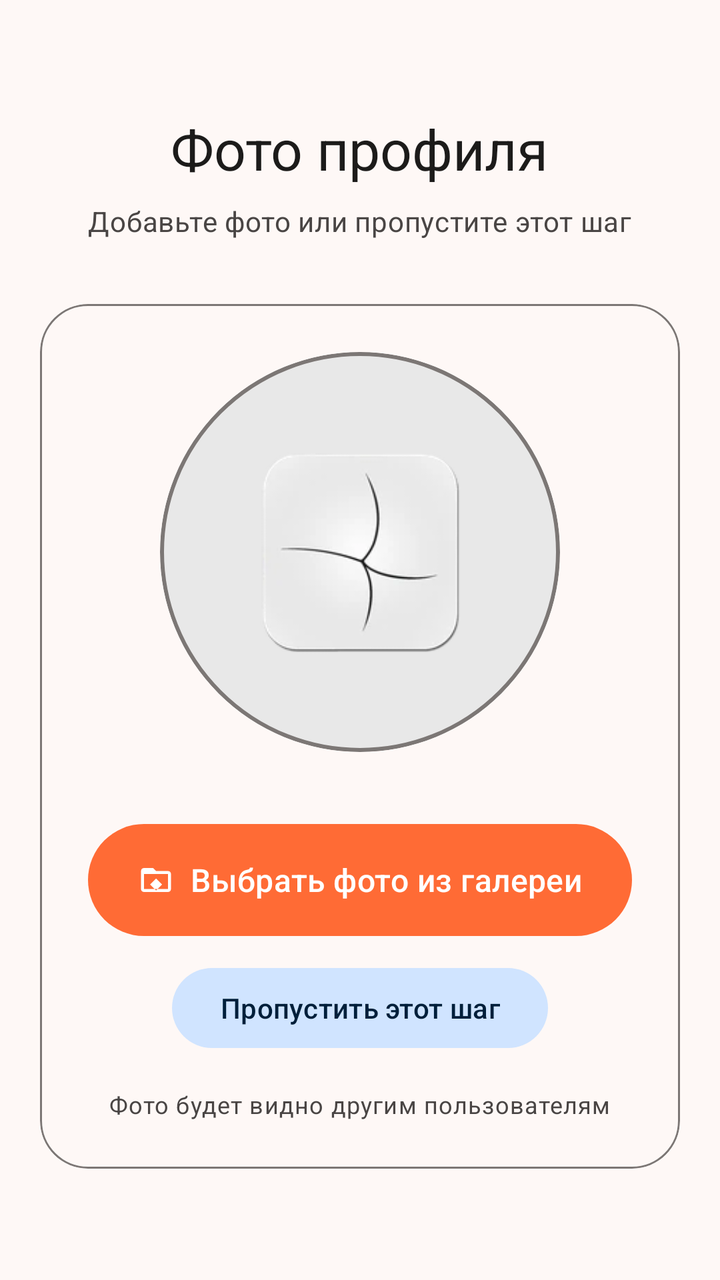
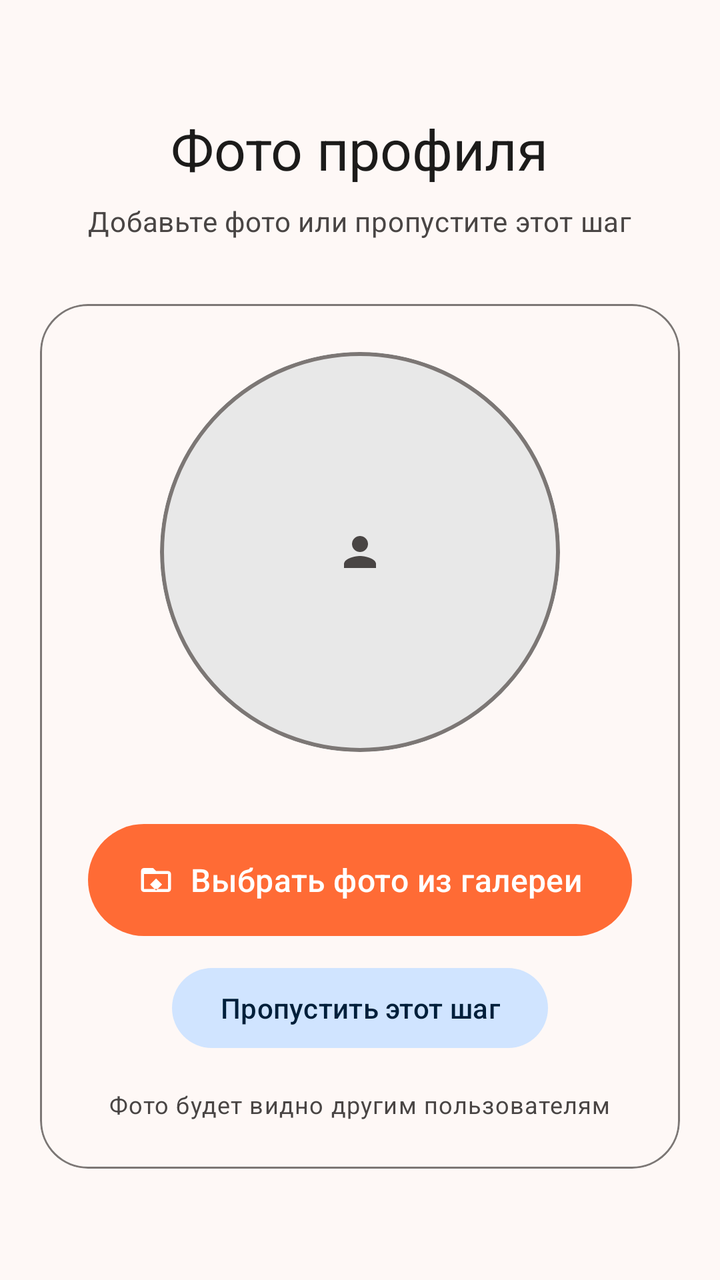

Before-and-after screenshots of an Android layout around one commit, followed by the original layout XML and the change that was made.
<!-- AndroidManifest.xml: application theme Theme.BarkfluffClientAndroid -->
<!-- res/layout/step_register_06_avatar.xml -->
<?xml version="1.0" encoding="utf-8"?>
<androidx.core.widget.NestedScrollView xmlns:android="http://schemas.android.com/apk/res/android"
    xmlns:app="http://schemas.android.com/apk/res-auto"
    android:layout_width="match_parent"
    android:layout_height="match_parent"
    android:fillViewport="true">

    <LinearLayout
        android:layout_width="match_parent"
        android:layout_height="wrap_content"
        android:gravity="center"
        android:orientation="vertical"
        android:padding="20dp">

        
        <TextView
            android:layout_width="wrap_content"
            android:layout_height="wrap_content"
            android:layout_marginBottom="8dp"
            android:text="Фото профиля"
            android:textAppearance="?attr/textAppearanceHeadlineMedium"
            android:textColor="?attr/colorOnSurface" />

        
        <TextView
            android:layout_width="wrap_content"
            android:layout_height="wrap_content"
            android:layout_marginBottom="32dp"
            android:text="Добавьте фото или пропустите этот шаг"
            android:textAppearance="?attr/textAppearanceBodyMedium"
            android:textColor="?attr/colorOnSurfaceVariant" />

        
        <com.google.android.material.card.MaterialCardView
            android:layout_width="match_parent"
            android:layout_height="wrap_content"
            app:cardBackgroundColor="?attr/colorSurfaceContainerLow"
            app:cardCornerRadius="24dp"
            app:cardElevation="0dp"
            app:strokeColor="?attr/colorOutline"
            app:strokeWidth="1dp">

            <LinearLayout
                android:layout_width="match_parent"
                android:layout_height="wrap_content"
                android:gravity="center_horizontal"
                android:orientation="vertical"
                android:padding="24dp">

                
                <com.google.android.material.card.MaterialCardView
                    android:layout_width="200dp"
                    android:layout_height="200dp"
                    app:cardBackgroundColor="?attr/colorSurfaceContainerHigh"
                    app:cardCornerRadius="100dp"
                    app:cardElevation="0dp"
                    app:strokeColor="?attr/colorOutline"
                    app:strokeWidth="2dp">

                    <FrameLayout
                        android:layout_width="match_parent"
                        android:layout_height="match_parent">

                        
                        <ImageView
                            android:id="@+id/avatarPlaceholder"
                            android:layout_width="match_parent"
                            android:layout_height="match_parent"
                            android:contentDescription="Avatar placeholder"
                            android:padding="50dp"
                            android:scaleType="centerCrop"
                            android:src="@mipmap/ic_launcher" />

                        
                        <ImageView
                            android:id="@+id/croppedImageView"
                            android:layout_width="match_parent"
                            android:layout_height="match_parent"
                            android:contentDescription="Cropped avatar"
                            android:scaleType="centerCrop"
                            android:visibility="gone" />

                    </FrameLayout>

                </com.google.android.material.card.MaterialCardView>

                
                <LinearLayout
                    android:layout_width="match_parent"
                    android:layout_height="wrap_content"
                    android:layout_marginTop="32dp"
                    android:orientation="vertical">

                    
                    <com.google.android.material.button.MaterialButton
                        android:id="@+id/uploadAvatarButton"
                        android:layout_width="match_parent"
                        android:layout_height="64dp"
                        android:text="Выбрать фото из галереи"
                        android:textAllCaps="false"
                        android:textAppearance="?attr/textAppearanceTitleMedium"
                        app:cornerRadius="32dp"
                        app:icon="@drawable/ic_download"
                        app:iconGravity="textStart" />

                    
                    <com.google.android.material.button.MaterialButton
                        android:id="@+id/skipAvatarButton"
                        style="@style/Widget.Material3.Button.TonalButton"
                        android:layout_width="wrap_content"
                        android:layout_height="wrap_content"
                        android:layout_gravity="center_horizontal"
                        android:layout_marginTop="8dp"
                        android:text="Пропустить этот шаг"
                        android:textAllCaps="false" />

                </LinearLayout>

                
                <TextView
                    android:layout_width="wrap_content"
                    android:layout_height="wrap_content"
                    android:layout_marginTop="16dp"
                    android:gravity="center"
                    android:text="Фото будет видно другим пользователям"
                    android:textAppearance="?attr/textAppearanceBodySmall"
                    android:textColor="?attr/colorOnSurfaceVariant" />

            </LinearLayout>

        </com.google.android.material.card.MaterialCardView>

    </LinearLayout>

</androidx.core.widget.NestedScrollView>
<!-- resources referenced by this layout -->
<resources>
  <!-- drawable ic_download (drawable) -->
  <?xml version="1.0" encoding="utf-8"?>
  <vector xmlns:android="http://schemas.android.com/apk/res/android"
      android:width="24dp"
      android:height="24dp"
      android:viewportWidth="24"
      android:viewportHeight="24">
      <path
          android:fillColor="?attr/colorOnSurface"
          android:pathData="M20,6h-8l-2,-2H4C2.9,4 2.01,4.9 2.01,6L2,18c0,1.1 0.9,2 2,2h16c1.1,0 2,-0.9 2,-2V8C22,6.9 21.1,6 20,6zM20,18H4V8h16V18zM12,11l4,4 -4,4 -4,-4 4,-4z"/>
  </vector>
  <!-- mipmap ic_launcher: webp bitmap (mipmap-hdpi, 1276 bytes) -->
  <style name="Theme.BarkfluffClientAndroid" parent="Base.Theme.BarkfluffClientAndroid" />
  <color name="primary">#FF6B35</color>
  <color name="on_primary">#FFFFFF</color>
  <color name="primary_container">#FFDAD0</color>
  <color name="on_primary_container">#4A2000</color>
  <color name="secondary">#2196F3</color>
  <color name="on_secondary">#FFFFFF</color>
  <color name="secondary_container">#D0E4FF</color>
  <color name="on_secondary_container">#001F3A</color>
  <color name="tertiary">#03DAC6</color>
  <color name="on_tertiary">#000000</color>
  <color name="tertiary_container">#00E5D2</color>
  <color name="on_tertiary_container">#00202A</color>
  <color name="error">#BA1A1A</color>
  <color name="on_error">#FFFFFF</color>
  <color name="error_container">#FFDAD6</color>
  <color name="on_error_container">#410002</color>
  <color name="surface">#FEF8F6</color>
  <color name="on_surface">#1C1B1A</color>
  <color name="on_surface_variant">#494544</color>
  <color name="surface_container_lowest">#FFFFFF</color>
  <color name="surface_container_low">#FEF8F6</color>
  <color name="surface_container">#F0F0F0</color>
  <color name="surface_container_high">#E8E8E8</color>
  <color name="surface_container_highest">#E2E2E2</color>
  <color name="outline">#7C7775</color>
  <color name="outline_variant">#CDC6C4</color>
  <color name="background">#FEF8F6</color>
  <color name="on_background">#1C1B1A</color>
  <color name="inverse_surface">#31302E</color>
  <color name="inverse_on_surface">#F5F0EE</color>
  <color name="inverse_primary">#FFB5A0</color>
  <!-- unchanged entries left out for length: 1 -->
</resources>

<!-- the commit's change to res/layout/step_register_06_avatar.xml (unified diff, before → after) -->
@@ -68,8 +68,9 @@
                             android:layout_height="match_parent"
                             android:contentDescription="Avatar placeholder"
                             android:padding="50dp"
-                            android:scaleType="centerCrop"
-                            android:src="@mipmap/ic_launcher" />
+                            android:scaleType="centerInside"
+                            android:src="@drawable/ic_person"
+                            app:tint="?attr/colorOnSurfaceVariant" />
 
                         
                         <ImageView
<!-- resource entries referenced after the edit -->
@@ -11,7 +11,17 @@
           android:fillColor="?attr/colorOnSurface"
           android:pathData="M20,6h-8l-2,-2H4C2.9,4 2.01,4.9 2.01,6L2,18c0,1.1 0.9,2 2,2h16c1.1,0 2,-0.9 2,-2V8C22,6.9 21.1,6 20,6zM20,18H4V8h16V18zM12,11l4,4 -4,4 -4,-4 4,-4z"/>
   </vector>
-  <!-- mipmap ic_launcher: webp bitmap (mipmap-hdpi, 1276 bytes) -->
+  <!-- drawable ic_person (drawable) -->
+  <?xml version="1.0" encoding="utf-8"?>
+  <vector xmlns:android="http://schemas.android.com/apk/res/android"
+      android:width="24dp"
+      android:height="24dp"
+      android:viewportWidth="24"
+      android:viewportHeight="24">
+      <path
+          android:fillColor="?attr/colorOnSurface"
+          android:pathData="M12,12c2.21,0 4,-1.79 4,-4s-1.79,-4 -4,-4 -4,1.79 -4,4 1.79,4 4,4zM12,14c-2.67,0 -8,1.34 -8,4v2h16v-2c0,-2.66 -5.33,-4 -8,-4z"/>
+  </vector>
   <style name="Theme.BarkfluffClientAndroid" parent="Base.Theme.BarkfluffClientAndroid" />
   <color name="primary">#FF6B35</color>
   <color name="on_primary">#FFFFFF</color>
